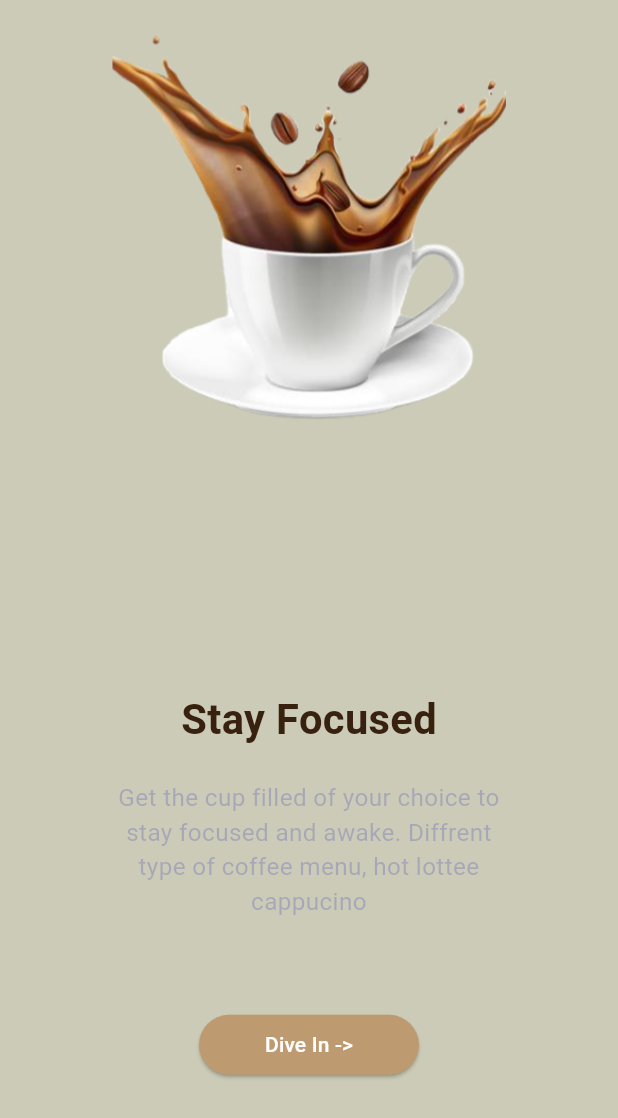
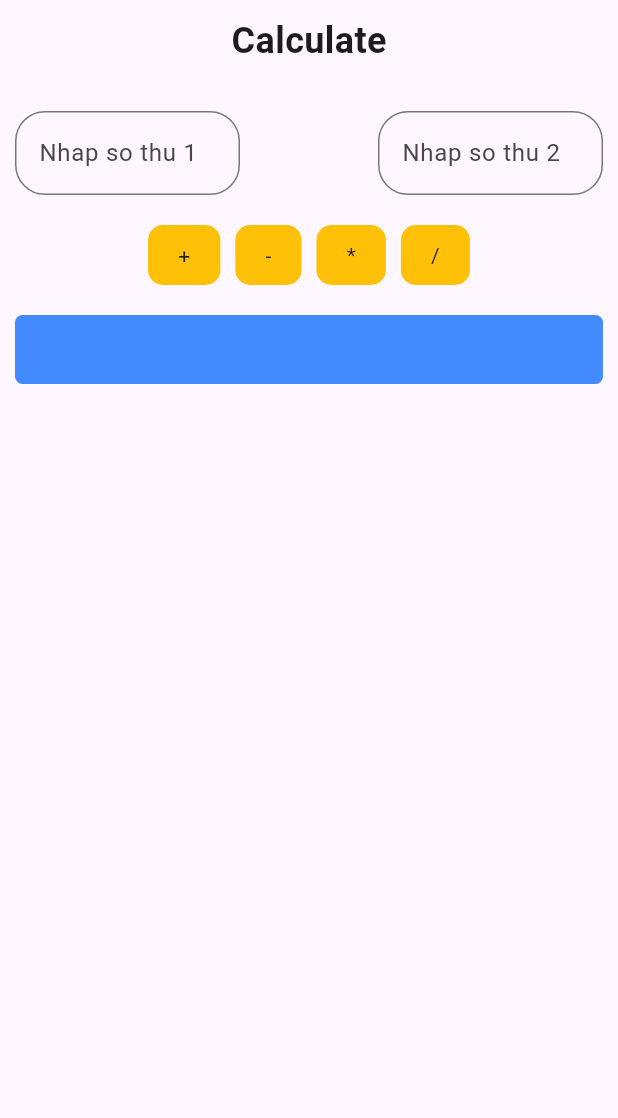
Before and after one commit to NguyenQuocTuan05/CoffeeApp, a Flutter app: the screen it shows after launch, on a phone screen of 412 x 824 dp. Shown: the top 1118 px of the screen. Run offline on Flutter 3.47's test engine with Material 3 defaults, Android fonts, the light colour scheme and no system bars; our stand-ins replace flutter_slidable, google_fonts.

Commit message:
Initial commit

```diff
--- /dev/null
+++ b/lib/coffee/pages/caculator/caculator_page.dart
@@ -0,0 +1,133 @@
+import 'package:flutter/material.dart';
+import 'package:navigator_pages/coffee/provider/provider_caculation.dart';
+import 'package:provider/provider.dart';
+
+class CaculatorPage extends StatelessWidget {
+  const CaculatorPage({super.key});
+
+  @override
+  Widget build(BuildContext context) {
+    final num1Controller = TextEditingController();
+    final num2Controller = TextEditingController();
+
+    return Scaffold(
+      body: Padding(
+        padding: const EdgeInsets.all(10),
+        child: Column(
+          mainAxisAlignment: MainAxisAlignment.center,
+          children: [
+            const Text(
+              'Calculate',
+              style: TextStyle(
+                fontSize: 24,
+                fontWeight: FontWeight.bold,
+              ),
+            ),
+            const SizedBox(height: 30),
+            Row(
+              mainAxisAlignment: MainAxisAlignment.spaceBetween,
+              children: [
+                SizedBox(
+                  width: 150,
+                  child: TextField(
+                    controller: num1Controller,
+                    keyboardType: TextInputType.number,
+                    decoration: InputDecoration(
+                      border: OutlineInputBorder(
+                        borderRadius: BorderRadius.circular(20),
+                      ),
+                      hintText: 'Nhap so thu 1',
+                    ),
+                  ),
+                ),
+                SizedBox(
+                  width: 150,
+                  child: TextField(
+                    controller: num2Controller,
+                    keyboardType: TextInputType.number,
+                    decoration: InputDecoration(
+                      border: OutlineInputBorder(
+                        borderRadius: BorderRadius.circular(20),
+                      ),
+                      hintText: 'Nhap so thu 2',
+                    ),
+                  ),
+                ),
+              ],
+            ),
+            const SizedBox(height: 20),
+            Row(
+              mainAxisAlignment: MainAxisAlignment.center,
+              children: ['+', '-', '*', '/'].map(
+                (operator) {
+                  return GestureDetector(
+                    onTap: () {
+                      final num1 = double.tryParse(num1Controller.text) ?? 0;
+                      final num2 = double.tryParse(num2Controller.text) ?? 0;
+                      Provider.of<ProviderCalculation>(context, listen: false)
+                          .calculate(num1, num2, operator);
+                    },
+                    child: Container(
+                      padding: const EdgeInsets.symmetric(
+                          horizontal: 20, vertical: 10),
+                      margin: const EdgeInsets.symmetric(horizontal: 5),
+                      decoration: BoxDecoration(
+                        borderRadius: BorderRadius.circular(10),
+                        color: Colors.amber,
+                      ),
+                      child: Text(operator),
+                    ),
+                  );
+                },
+              ).toList(),
+            ),
+            const SizedBox(height: 20),
+            Container(
+              padding: const EdgeInsets.symmetric(vertical: 10),
+              width: double.infinity,
+              decoration: BoxDecoration(
+                borderRadius: BorderRadius.circular(5),
+                color: Colors.blueAccent,
+              ),
+              child: Consumer<ProviderCalculation>(
+                builder: (context, provider, child) {
+                  return Text(
+                    provider.currentResult,
+                    textAlign: TextAlign.center,
+                    style: const TextStyle(
+                      fontSize: 18,
+                      color: Colors.white,
+                    ),
+                  );
+                },
+              ),
+            ),
+            const SizedBox(height: 20),
+            Expanded(
+              child: Consumer<ProviderCalculation>(
+                builder: (context, provider, child) {
+                  return ListView.builder(
+                    itemCount: provider.calculations.length,
+                    itemBuilder: (context, index) {
+                      return ListTile(
+                        title: Text(
+                          provider.calculations[index],
+                          style: TextStyle(
+                            color: index == 0 ? Colors.red : Colors.black,
+                            fontWeight: index == 0
+                                ? FontWeight.bold
+                                : FontWeight.normal,
+                          ),
+                        ),
+                      );
+                    },
+                  );
+                },
+              ),
+            ),
+          ],
+        ),
+      ),
+    );
+  }
+}
--- a/lib/coffee/pages/home/home_page.dart
+++ b/lib/coffee/pages/home/home_page.dart
@@ -19,7 +19,7 @@ class HomePage extends StatelessWidget {
           CircleAvatar(
             radius: 25.0,
             backgroundImage: AssetImage(
-              "assets/images/avatar.jpg",
+              "assets/images/avatar.png",
             ),
           ),
           SizedBox(
--- a/lib/coffee/pages/root/root_page.dart
+++ b/lib/coffee/pages/root/root_page.dart
@@ -4,6 +4,7 @@ import 'package:navigator_pages/coffee/pages/cart/cart_page.dart';
 import 'package:navigator_pages/coffee/pages/details/details_page.dart';
 import 'package:navigator_pages/coffee/pages/home/home_page.dart';
 import 'package:navigator_pages/coffee/pages/splash/splash_page.dart';
+import 'package:navigator_pages/coffee/pages/theme/theme_pages.dart';
 
 class RootPage extends StatefulWidget {
   const RootPage({super.key});
@@ -16,7 +17,7 @@ class _RootPageState extends State<RootPage> {
   List<Widget> listPage = [
     const HomePage(),
     const CartPage(),
-    const DetailsPage(),
+    const ThemePages(),
   ];
   int indexActivePage = 0;
   @override
--- /dev/null
+++ b/lib/coffee/provider/provider_theme.dart
@@ -0,0 +1,13 @@
+import 'package:flutter/material.dart';
+
+class ProviderTheme extends ChangeNotifier {
+  ThemeMode themeMode = ThemeMode.light;
+  void changeTheme() {
+    if (themeMode == ThemeMode.light) {
+      themeMode = ThemeMode.dark;
+    } else {
+      themeMode = ThemeMode.light;
+    }
+    notifyListeners();
+  }
+}
--- a/lib/main.dart
+++ b/lib/main.dart
@@ -1,13 +1,29 @@
 import 'package:flutter/material.dart';
 import 'package:navigator_pages/coffee/apps/routers/routers_name.dart';
+import 'package:navigator_pages/coffee/pages/caculator/caculator_page.dart';
 import 'package:navigator_pages/coffee/pages/cart/cart_page.dart';
 import 'package:navigator_pages/coffee/pages/details/details_page.dart';
 import 'package:navigator_pages/coffee/pages/home/home_page.dart';
 import 'package:navigator_pages/coffee/pages/root/root_page.dart';
 import 'package:navigator_pages/coffee/pages/splash/splash_page.dart';
+import 'package:navigator_pages/coffee/provider/provider_caculation.dart';
+import 'package:navigator_pages/coffee/provider/provider_theme.dart';
+import 'package:provider/provider.dart';
 
 void main(List<String> args) {
-  runApp(const MyApp());
+  runApp(
+    MultiProvider(
+      providers: [
+        ChangeNotifierProvider(
+          create: (_) => ProviderTheme(),
+        ),
+        ChangeNotifierProvider(
+          create: (_) => ProviderCalculation(),
+        ),
+      ],
+      child: const MyApp(),
+    ),
+  );
 }
 
 class MyApp extends StatelessWidget {
@@ -15,9 +31,14 @@ class MyApp extends StatelessWidget {
 
   @override
   Widget build(BuildContext context) {
+    return Consumer<ProviderTheme>(
+      builder: (_, provider, __) {
         return MaterialApp(
           debugShowCheckedModeBanner: false,
-      home: const SplashPage(),
+          home: const CaculatorPage(),
+          darkTheme: ThemeData.dark(),
+          theme: ThemeData.light(),
+          themeMode: provider.themeMode,
           routes: {
             RoutersName.rootPage: (_) => const RootPage(),
             RoutersName.splashPage: (_) => const SplashPage(),
@@ -26,5 +47,7 @@ class MyApp extends StatelessWidget {
             RoutersName.detailsPage: (_) => const DetailsPage(),
           },
         );
+      },
+    );
   }
 }
--- a/pubspec.yaml
+++ b/pubspec.yaml
@@ -38,6 +38,7 @@ dependencies:
   google_fonts: ^6.2.1
   flutter_slidable: ^3.1.1
   awesome_snackbar_content: ^0.1.4
+  provider: ^6.1.2
 
 dev_dependencies:
   flutter_test:
```
Also changed, not shown: lib/coffee/pages/theme/theme_pages.dart (added, +35 -0 lines), lib/coffee/provider/provider_caculation.dart (added, +30 -0 lines), pubspec.lock. Lines whose indentation alone changed are shown as unchanged.
